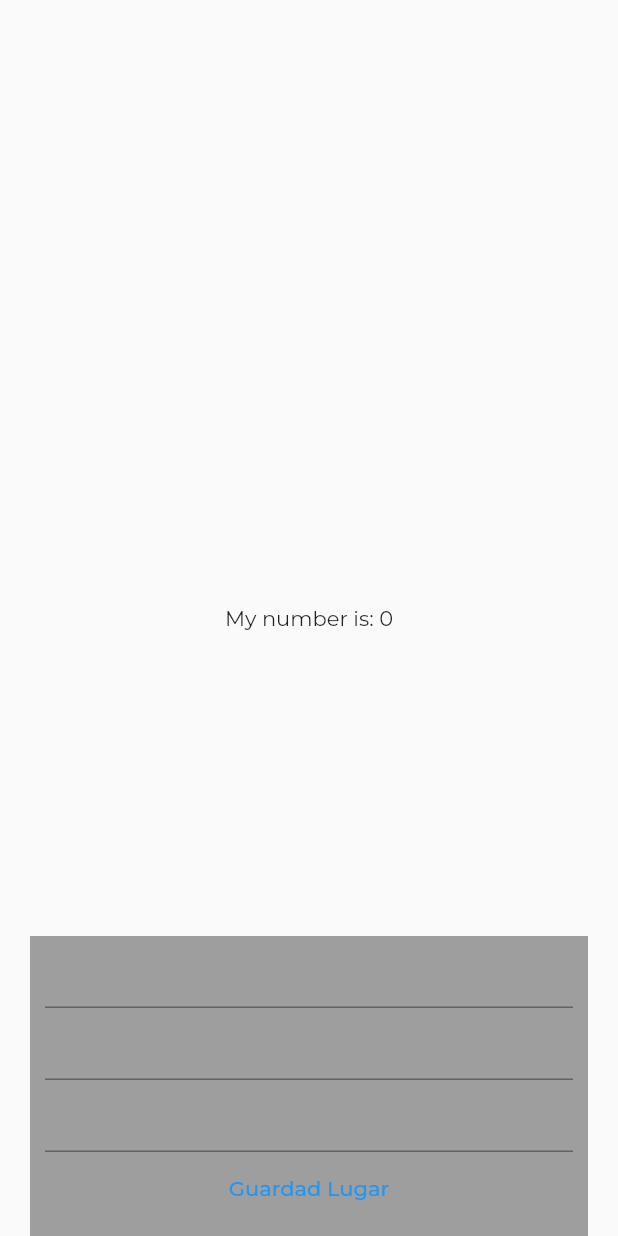
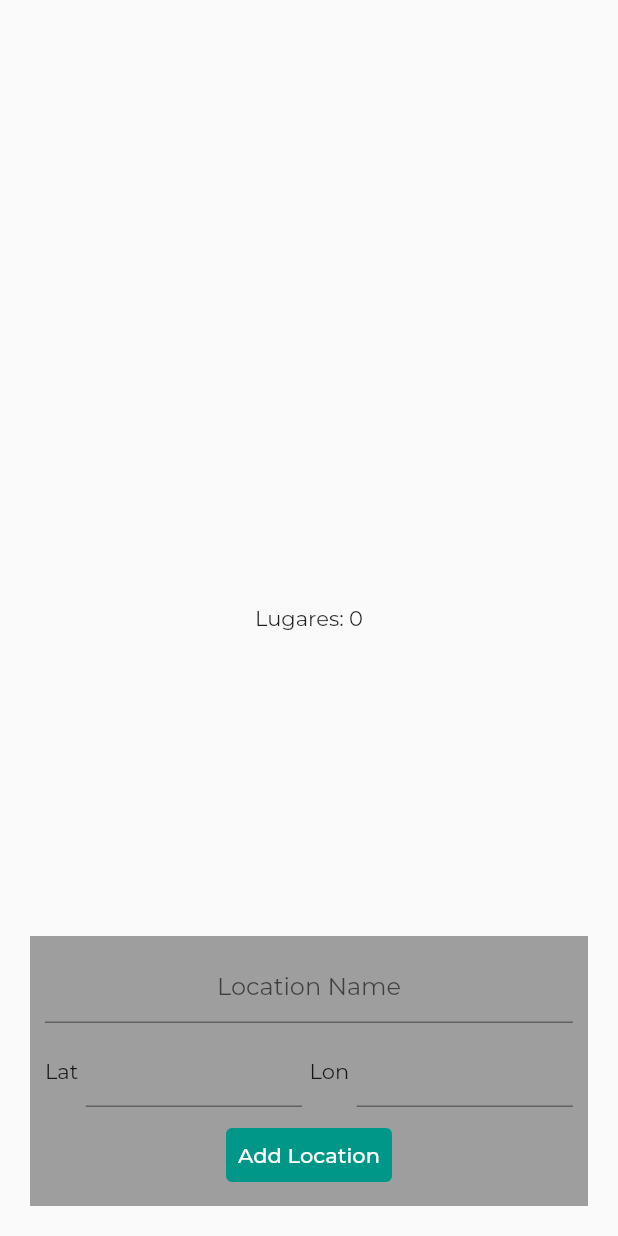
Before and after one commit to FerBueroTrebino/Flutter-add-locations-firebase, a Flutter app: the AddLocationPage screen opened directly with empty values, on a phone screen of 412 x 824 dp. Run offline on Flutter 3.47's test engine with Material 2 defaults, Android fonts, the phone set to English and light mode, and no system bars; our stand-ins replace bloc, equatable, flutter_bloc, google_fonts.

Commit message:
Add internalization EN and ES with intl package

```diff
--- /dev/null
+++ b/lib/l10n/intl_en.arb
@@ -0,0 +1,7 @@
+{
+    "map": "Map",
+    "locations": "Locations",
+    "addLocation": "Add Location",
+    "locationName": "Location Name"
+
+}
--- /dev/null
+++ b/lib/l10n/intl_es.arb
@@ -0,0 +1,6 @@
+{
+    "map": "Mapa",
+    "locations": "Lugares",
+    "addLocation": "Agregar Lugar",
+    "locationName": "Nombre del lugar"
+}
--- a/lib/ui/pages/add_location_page.dart
+++ b/lib/ui/pages/add_location_page.dart
@@ -1,4 +1,5 @@
 import 'package:flutter/material.dart';
+import 'package:flutter_add_locations_firebase/generated/l10n.dart';
 
 class AddLocationPage extends StatelessWidget {
   final int number;
@@ -11,29 +12,65 @@
       body: Stack(
         children: [
           Center(
-            child: Text('My number is: $number'),
+            child: Text('Lugares: $number'),
           ),
           Positioned(
             bottom: 0,
             left: 0,
-            child: Container(
-              color: Colors.grey,
-              padding: EdgeInsets.symmetric(horizontal: 10.0),
-              margin: EdgeInsets.symmetric(horizontal: 20.0),
-              width: MediaQuery.of(context).size.width - 40.0,
-              height: 200,
-              child: Column(
-                children: [
-                  TextFormField(),
-                  TextFormField(),
-                  TextFormField(),
-                  TextButton(onPressed: () {}, child: Text('Guardad Lugar'))
-                ],
-              ),
-            ),
+            child: AddLocationForm(),
           )
         ],
       ),
     );
   }
 }
+
+class AddLocationForm extends StatelessWidget {
+  const AddLocationForm({
+    Key? key,
+  }) : super(key: key);
+
+  @override
+  Widget build(BuildContext context) {
+    return Container(
+      color: Colors.grey,
+      padding: EdgeInsets.all(10.0),
+      margin: EdgeInsets.symmetric(horizontal: 20.0, vertical: 20.0),
+      width: MediaQuery.of(context).size.width - 40.0,
+      height: 180,
+      child: Column(
+        mainAxisAlignment: MainAxisAlignment.spaceBetween,
+        children: [
+          TextFormField(
+            decoration: InputDecoration(hintText: AppLocalizations.of(context).locationName),
+            textAlign: TextAlign.center,
+          ),
+          Container(
+            child: Row(
+              children: [
+                Text('Lat'),
+                SizedBox(width: 5.0),
+                Flexible(
+                  child: TextFormField(),
+                ),
+                SizedBox(width: 5.0),
+                Text('Lon'),
+                SizedBox(width: 5.0),
+                Flexible(child: TextField()),
+              ],
+            ),
+          ),
+          TextButton(
+            style: TextButton.styleFrom(
+              primary: Colors.white,
+              backgroundColor: Colors.teal,
+              onSurface: Colors.grey,
+            ),
+            onPressed: () {},
+            child: Text(AppLocalizations.of(context).addLocation),
+          )
+        ],
+      ),
+    );
+  }
+}
```
Also changed, not shown: lib/main.dart (+15 -1 lines), lib/ui/app_screen.dart (+4 -3 lines), lib/ui/pages/map_page.dart (+2 -5 lines), pubspec.yaml (+8 -6 lines), lib/generated/intl/messages_all.dart (added), lib/generated/intl/messages_en.dart (added), lib/generated/intl/messages_es.dart (added), lib/generated/l10n.dart (added), pubspec.lock.
